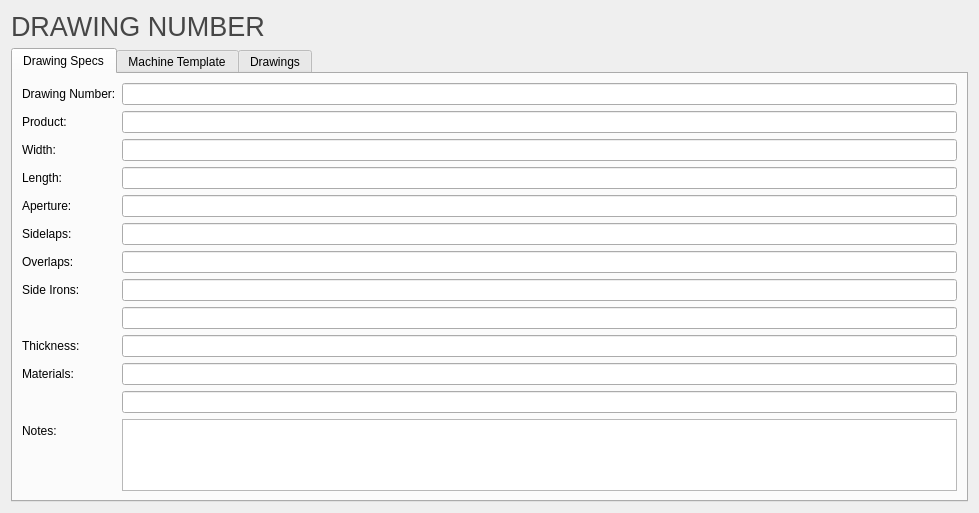
This is ui/widgets/DrawingViewWidget.ui in matthew-sirman/database-manager as Qt 5 draws it before an edit. The edited form follows.
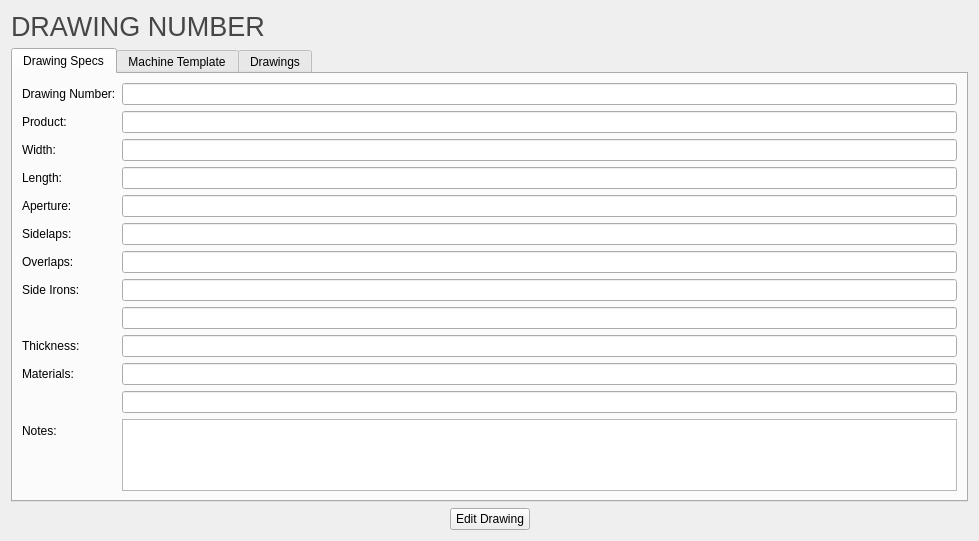
This is the edited form.

Commit message: Refactored Component system to use indirect handles rather than database indices. Fixed non-bijective aperture mappings. Tidied DynamicComboBox - no more nested looping, one to one mapping between source indices and elements. Started adding drawing edit functionality

```diff
--- a/ui/widgets/DrawingViewWidget.ui
+++ b/ui/widgets/DrawingViewWidget.ui
@@ -7,7 +7,7 @@
     <x>0</x>
     <y>0</y>
     <width>979</width>
-    <height>485</height>
+    <height>516</height>
    </rect>
   </property>
   <property name="windowTitle">
@@ -293,6 +293,43 @@
      </widget>
     </widget>
    </item>
+   <item>
+    <layout class="QHBoxLayout" name="editDrawingHorizontalLayout">
+     <item>
+      <spacer name="editDrawingLeftSpacer">
+       <property name="orientation">
+        <enum>Qt::Horizontal</enum>
+       </property>
+       <property name="sizeHint" stdset="0">
+        <size>
+         <width>40</width>
+         <height>20</height>
+        </size>
+       </property>
+      </spacer>
+     </item>
+     <item>
+      <widget class="QPushButton" name="editDrawingButton">
+       <property name="text">
+        <string>Edit Drawing</string>
+       </property>
+      </widget>
+     </item>
+     <item>
+      <spacer name="editDrawingRightSpacer">
+       <property name="orientation">
+        <enum>Qt::Horizontal</enum>
+       </property>
+       <property name="sizeHint" stdset="0">
+        <size>
+         <width>40</width>
+         <height>20</height>
+        </size>
+       </property>
+      </spacer>
+     </item>
+    </layout>
+   </item>
   </layout>
  </widget>
  <tabstops>
```
The commit also changes 40 other files.
